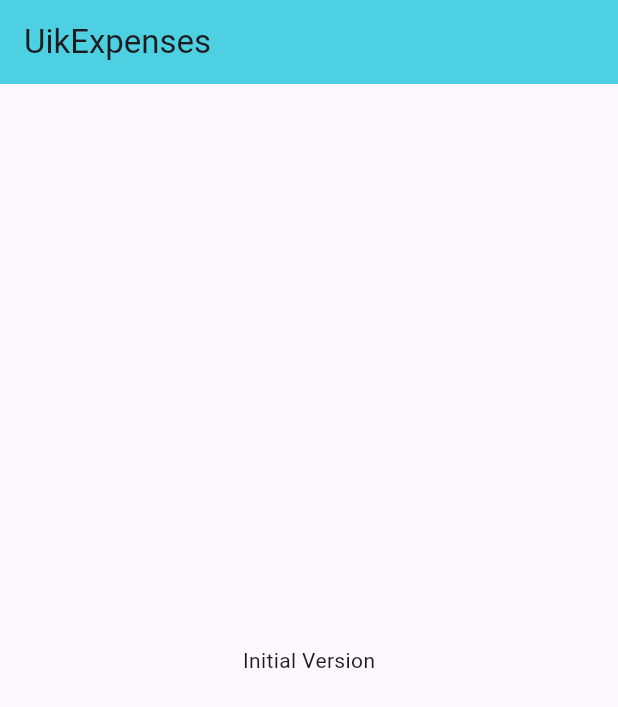
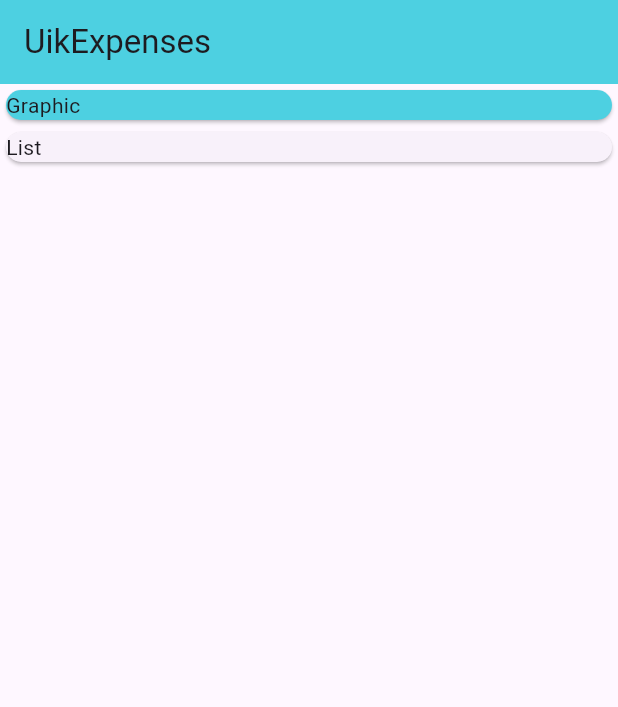
Before and after one commit to joseferreira-dev/project_bugrural, a Flutter app: the screen it shows after launch, on a phone screen of 412 x 824 dp. Shown: the top 707 px of the screen. Run offline on Flutter 3.47's test engine with Material 3 defaults, Android fonts, the phone set to English and light mode, and no system bars.

Commit message:
Add Cards

```diff
--- a/lib/main.dart
+++ b/lib/main.dart
@@ -21,6 +21,8 @@ class UikExpensesApp extends StatelessWidget {
 }
 
 class MyHomePage extends StatelessWidget {
+  const MyHomePage({super.key});
+
   @override
   Widget build(BuildContext context) {
     return Scaffold(
@@ -28,8 +30,22 @@ class MyHomePage extends StatelessWidget {
         title: const Text('UikExpenses'),
         backgroundColor: Colors.cyan.shade300,
       ),
-      body: const Center(
-        child: Text('Initial Version'),
+      body: Column(
+        children: <Widget>[
+          SizedBox(
+            width: double.infinity,
+            child: Card(
+              color:  Colors.cyan.shade300,
+              child: const Text('Graphic'),
+            ),
+          ),
+          const SizedBox(
+            width: double.infinity,
+            child: Card(
+              child: Text('List'),
+            ),
+          ),
+        ],
       ),
     );
   }
```
